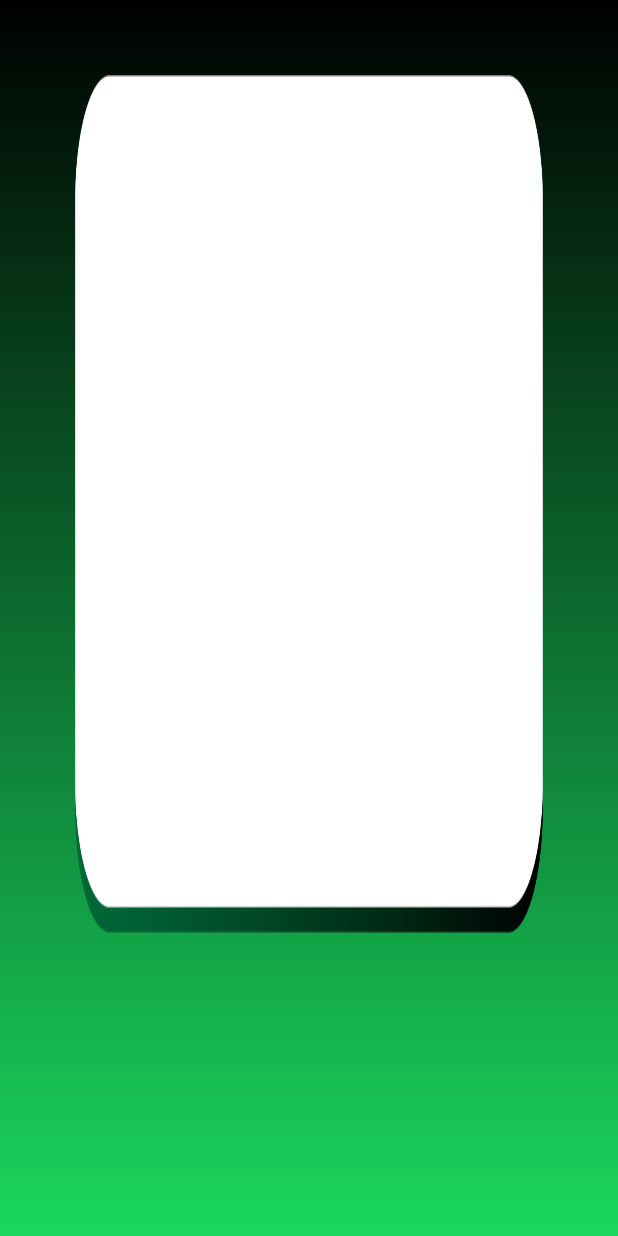
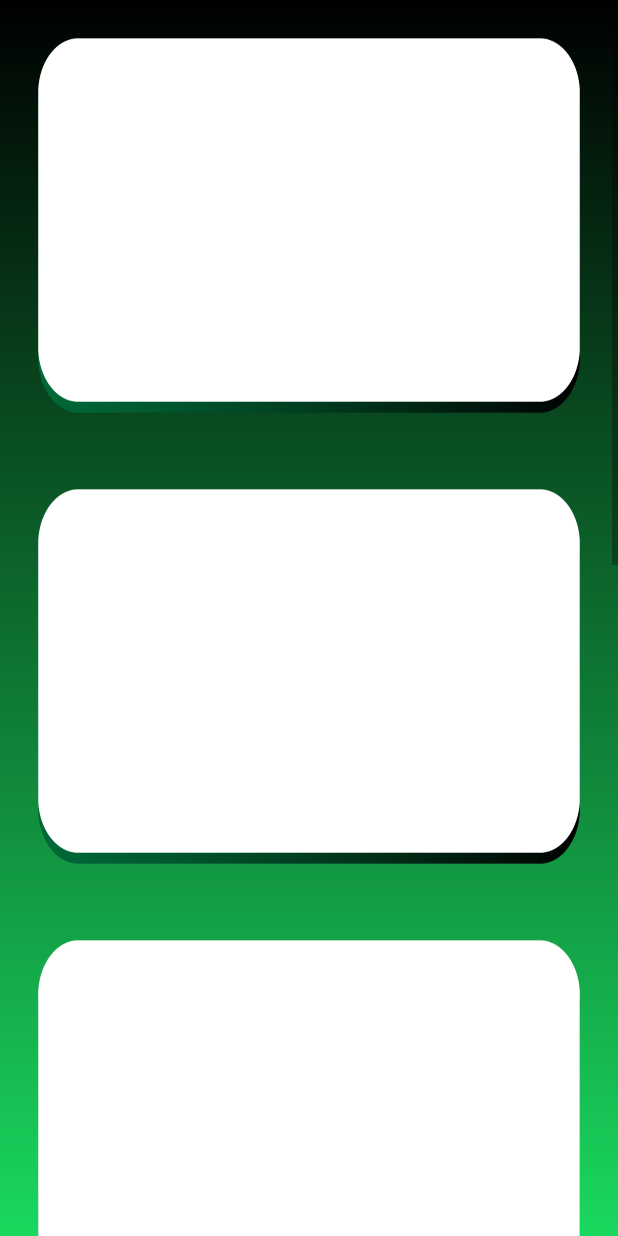
Before and after one commit to MarckRedcar/SpotiQuiz, an Android app: the StatsActivity screen opened directly, with no data from a screen before it, on a phone screen of 412 x 824 dp. Run offline under Robolectric (Android 15) with nearby library versions, the phone set to English and light mode, and no system bars.

Commit message:
add TextView in ScrollView

```diff
--- a/app/src/main/res/layout/activity_stats.xml
+++ b/app/src/main/res/layout/activity_stats.xml
@@ -17,15 +17,80 @@
         android:layout_centerHorizontal="true">
 
         <TextView
-            android:id="@+id/level_score"
+            android:id="@+id/level_score1"
             android:layout_width="wrap_content"
-            android:layout_height="wrap_content"
+            android:layout_height="250dp"
             android:layout_gravity="center"
-            android:layout_margin="50dp"
+            android:layout_margin="25dp"
             android:background="@drawable/domanda"
-            android:text="level"
+            android:text=""
             android:textAlignment="center"
-            android:textColor="@color/white"
+            android:textColor="@color/black"
+            android:textStyle="bold"
+            android:textSize="30dp" />
+
+        <TextView
+            android:id="@+id/level_score2"
+            android:layout_width="wrap_content"
+            android:layout_height="250dp"
+            android:layout_gravity="center"
+            android:layout_margin="25dp"
+            android:background="@drawable/domanda"
+            android:text=""
+            android:textAlignment="center"
+            android:textColor="@color/black"
+            android:textStyle="bold"
+            android:textSize="30dp" />
+
+        <TextView
+            android:id="@+id/level_score3"
+            android:layout_width="wrap_content"
+            android:layout_height="250dp"
+            android:layout_gravity="center"
+            android:layout_margin="25dp"
+            android:background="@drawable/domanda"
+            android:text=""
+            android:textAlignment="center"
+            android:textColor="@color/black"
+            android:textStyle="bold"
+            android:textSize="30dp" />
+
+        <TextView
+            android:id="@+id/level_score4"
+            android:layout_width="wrap_content"
+            android:layout_height="250dp"
+            android:layout_gravity="center"
+            android:layout_margin="25dp"
+            android:background="@drawable/domanda"
+            android:text=""
+            android:textAlignment="center"
+            android:textColor="@color/black"
+            android:textStyle="bold"
+            android:textSize="30dp" />
+
+        <TextView
+            android:id="@+id/level_score5"
+            android:layout_width="wrap_content"
+            android:layout_height="250dp"
+            android:layout_gravity="center"
+            android:layout_margin="25dp"
+            android:background="@drawable/domanda"
+            android:text=""
+            android:textAlignment="center"
+            android:textColor="@color/black"
+            android:textStyle="bold"
+            android:textSize="30dp" />
+
+        <TextView
+            android:id="@+id/level_score6"
+            android:layout_width="wrap_content"
+            android:layout_height="250dp"
+            android:layout_gravity="center"
+            android:layout_margin="25dp"
+            android:background="@drawable/domanda"
+            android:text=""
+            android:textAlignment="center"
+            android:textColor="@color/black"
             android:textStyle="bold"
             android:textSize="30dp" />
 
```
